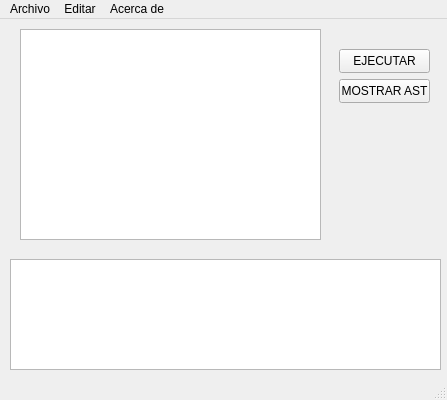
The window that Proyecto1/mainwindow.ui (ErickMayorgaR/OLC2-Proyecto2-1S2023-201901758) describes before a commit, drawn with Qt 5.
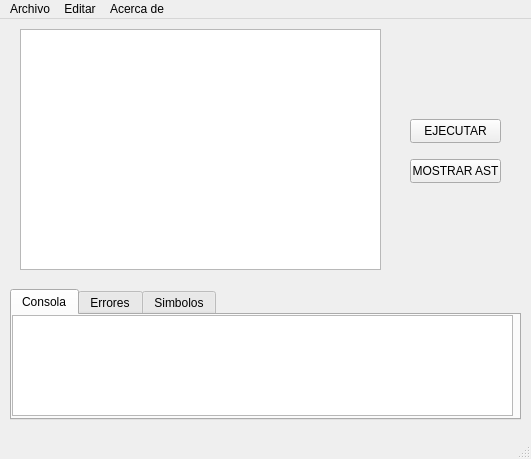
The same window after the commit.

The edit to the form file:
```diff
--- a/Proyecto1/mainwindow.ui
+++ b/Proyecto1/mainwindow.ui
@@ -6,8 +6,8 @@
    <rect>
     <x>0</x>
     <y>0</y>
-    <width>447</width>
-    <height>400</height>
+    <width>531</width>
+    <height>459</height>
    </rect>
   </property>
   <property name="windowTitle">
@@ -19,8 +19,8 @@
      <rect>
       <x>20</x>
       <y>10</y>
-      <width>301</width>
-      <height>211</height>
+      <width>361</width>
+      <height>241</height>
      </rect>
     </property>
    </widget>
@@ -40,8 +40,8 @@
    <widget class="QPushButton" name="pushButton_2">
     <property name="geometry">
      <rect>
-      <x>339</x>
-      <y>30</y>
+      <x>410</x>
+      <y>100</y>
       <width>91</width>
       <height>24</height>
      </rect>
@@ -50,21 +50,11 @@
      <string>EJECUTAR</string>
     </property>
    </widget>
-   <widget class="QTextEdit" name="textEdit_2">
-    <property name="geometry">
-     <rect>
-      <x>10</x>
-      <y>240</y>
-      <width>431</width>
-      <height>111</height>
-     </rect>
-    </property>
-   </widget>
    <widget class="QPushButton" name="pushButton_3">
     <property name="geometry">
      <rect>
-      <x>339</x>
-      <y>60</y>
+      <x>410</x>
+      <y>140</y>
       <width>91</width>
       <height>24</height>
      </rect>
@@ -73,13 +63,71 @@
      <string>MOSTRAR AST</string>
     </property>
    </widget>
+   <widget class="QTabWidget" name="tabWidget">
+    <property name="geometry">
+     <rect>
+      <x>10</x>
+      <y>270</y>
+      <width>511</width>
+      <height>131</height>
+     </rect>
+    </property>
+    <property name="currentIndex">
+     <number>0</number>
+    </property>
+    <widget class="QWidget" name="tab_3">
+     <attribute name="title">
+      <string>Consola</string>
+     </attribute>
+     <widget class="QTextEdit" name="textEdit_2">
+      <property name="geometry">
+       <rect>
+        <x>0</x>
+        <y>0</y>
+        <width>501</width>
+        <height>101</height>
+       </rect>
+      </property>
+     </widget>
+    </widget>
+    <widget class="QWidget" name="tab_4">
+     <attribute name="title">
+      <string>Errores</string>
+     </attribute>
+     <widget class="QTextEdit" name="textEdit_3">
+      <property name="geometry">
+       <rect>
+        <x>0</x>
+        <y>0</y>
+        <width>501</width>
+        <height>101</height>
+       </rect>
+      </property>
+     </widget>
+    </widget>
+    <widget class="QWidget" name="tab">
+     <attribute name="title">
+      <string>Simbolos</string>
+     </attribute>
+     <widget class="QTextEdit" name="textEdit_4">
+      <property name="geometry">
+       <rect>
+        <x>0</x>
+        <y>0</y>
+        <width>501</width>
+        <height>101</height>
+       </rect>
+      </property>
+     </widget>
+    </widget>
+   </widget>
   </widget>
   <widget class="QMenuBar" name="menubar">
    <property name="geometry">
     <rect>
      <x>0</x>
      <y>0</y>
-     <width>447</width>
+     <width>531</width>
      <height>17</height>
     </rect>
    </property>
```
